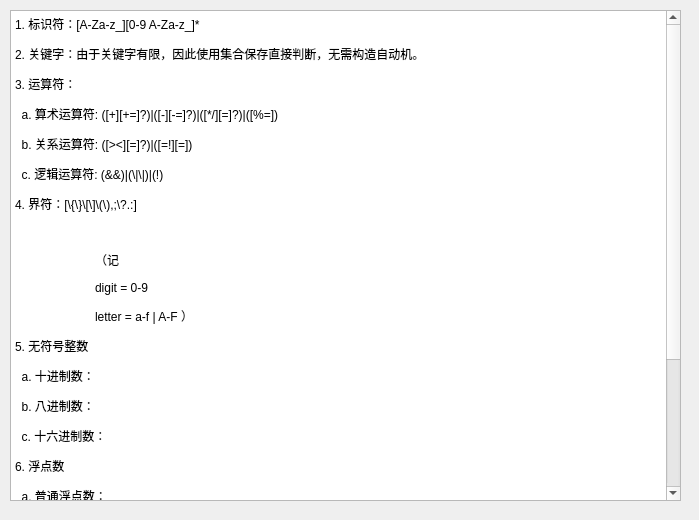
Before: the Qt Designer form UI/LexicalDefinition.ui in Shi-Yupeng/hit-complie-lab, drawn with Qt 5.
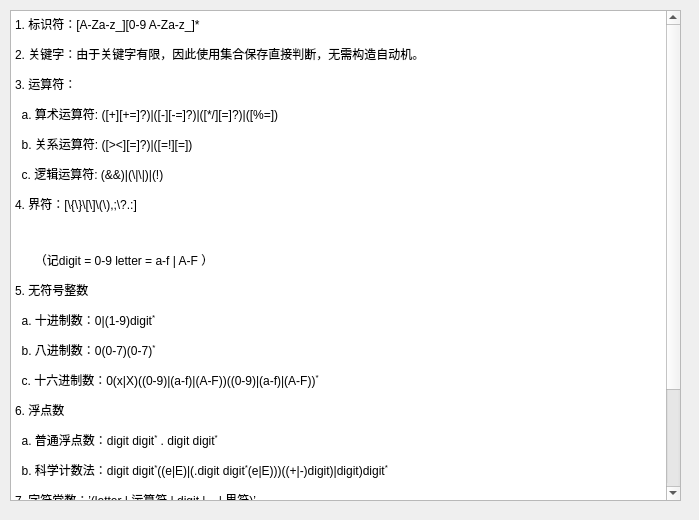
After: the same form once the commit is applied. Icons and pictures are not drawn.

Commit message: 正常显示

The edit to the form file:
```diff
--- a/UI/LexicalDefinition.ui
+++ b/UI/LexicalDefinition.ui
@@ -35,20 +35,18 @@
 &lt;p style=&quot; margin-top:12px; margin-bottom:12px; margin-left:0px; margin-right:0px; -qt-block-indent:0; text-indent:0px;&quot;&gt;  c. &lt;span style=&quot; font-family:'宋体';&quot;&gt;逻辑运算符&lt;/span&gt;: (&amp;amp;&amp;amp;)|(\|\|)|(!) &lt;/p&gt;
 &lt;p style=&quot; margin-top:12px; margin-bottom:12px; margin-left:0px; margin-right:0px; -qt-block-indent:0; text-indent:0px;&quot;&gt;&lt;span style=&quot; font-family:'宋体';&quot;&gt;4. 界符：&lt;/span&gt;[\{\}\[\]\(\),;\?.:] &lt;/p&gt;
 &lt;p style=&quot;-qt-paragraph-type:empty; margin-top:12px; margin-bottom:12px; margin-left:0px; margin-right:0px; -qt-block-indent:0; text-indent:0px;&quot;&gt;&lt;br /&gt;&lt;/p&gt;
-&lt;p style=&quot; margin-top:12px; margin-bottom:12px; margin-left:0px; margin-right:0px; -qt-block-indent:0; text-indent:0px;&quot;&gt;	（记&lt;/p&gt;
-&lt;p style=&quot; margin-top:12px; margin-bottom:12px; margin-left:0px; margin-right:0px; -qt-block-indent:0; text-indent:0px;&quot;&gt;	digit = 0-9 &lt;/p&gt;
-&lt;p style=&quot; margin-top:12px; margin-bottom:12px; margin-left:0px; margin-right:0px; -qt-block-indent:0; text-indent:0px;&quot;&gt;	letter = a-f | A-F ）&lt;/p&gt;
+&lt;p style=&quot; margin-top:12px; margin-bottom:12px; margin-left:0px; margin-right:0px; -qt-block-indent:0; text-indent:0px;&quot;&gt;      （记digit = 0-9 letter = a-f | A-F ）&lt;/p&gt;
 &lt;p style=&quot; margin-top:12px; margin-bottom:12px; margin-left:0px; margin-right:0px; -qt-block-indent:0; text-indent:0px;&quot;&gt;&lt;span style=&quot; font-family:'宋体';&quot;&gt;5. 无符号整数&lt;/span&gt; &lt;/p&gt;
-&lt;p style=&quot; margin-top:12px; margin-bottom:12px; margin-left:0px; margin-right:0px; -qt-block-indent:0; text-indent:0px;&quot;&gt;&lt;span style=&quot; font-family:'宋体';&quot;&gt;  a. 十进制数：&lt;/span&gt;&lt;img src=&quot;file:///C:/Users/龙桑/AppData/Local/Temp/msohtmlclip1/01/clip_image002.gif&quot; width=&quot;100&quot; height=&quot;16&quot; /&gt; &lt;/p&gt;
-&lt;p style=&quot; margin-top:12px; margin-bottom:12px; margin-left:0px; margin-right:0px; -qt-block-indent:0; text-indent:0px;&quot;&gt;&lt;span style=&quot; font-family:'宋体';&quot;&gt;  b. 八进制数：&lt;/span&gt;&lt;img src=&quot;file:///C:/Users/龙桑/AppData/Local/Temp/msohtmlclip1/01/clip_image004.gif&quot; width=&quot;104&quot; height=&quot;16&quot; /&gt; &lt;/p&gt;
-&lt;p style=&quot; margin-top:12px; margin-bottom:12px; margin-left:0px; margin-right:0px; -qt-block-indent:0; text-indent:0px;&quot;&gt;&lt;span style=&quot; font-family:'宋体';&quot;&gt;  c. 十六进制数：&lt;/span&gt;&lt;img src=&quot;file:///C:/Users/龙桑/AppData/Local/Temp/msohtmlclip1/01/clip_image006.gif&quot; width=&quot;359&quot; height=&quot;21&quot; /&gt; &lt;/p&gt;
+&lt;p style=&quot; margin-top:12px; margin-bottom:12px; margin-left:0px; margin-right:0px; -qt-block-indent:0; text-indent:0px;&quot;&gt;&lt;span style=&quot; font-family:'宋体';&quot;&gt;  a. 十进制数：0|(1-9)digit&lt;/span&gt;&lt;span style=&quot; font-family:'宋体'; vertical-align:super;&quot;&gt;*&lt;/span&gt; &lt;/p&gt;
+&lt;p style=&quot; margin-top:12px; margin-bottom:12px; margin-left:0px; margin-right:0px; -qt-block-indent:0; text-indent:0px;&quot;&gt;&lt;span style=&quot; font-family:'宋体';&quot;&gt;  b. 八进制数：0(0-7)(0-7)&lt;/span&gt;&lt;span style=&quot; font-family:'宋体'; vertical-align:super;&quot;&gt;*&lt;/span&gt; &lt;/p&gt;
+&lt;p style=&quot; margin-top:12px; margin-bottom:12px; margin-left:0px; margin-right:0px; -qt-block-indent:0; text-indent:0px;&quot;&gt;&lt;span style=&quot; font-family:'宋体';&quot;&gt;  c. 十六进制数：0(x|X)((0-9)|(a-f)|(A-F))((0-9)|(a-f)|(A-F))&lt;/span&gt;&lt;span style=&quot; font-family:'宋体'; vertical-align:super;&quot;&gt;*&lt;/span&gt;&lt;/p&gt;
 &lt;p style=&quot; margin-top:12px; margin-bottom:12px; margin-left:0px; margin-right:0px; -qt-block-indent:0; text-indent:0px;&quot;&gt;&lt;span style=&quot; font-family:'宋体';&quot;&gt;6. 浮点数&lt;/span&gt; &lt;/p&gt;
-&lt;p style=&quot; margin-top:12px; margin-bottom:12px; margin-left:0px; margin-right:0px; -qt-block-indent:0; text-indent:0px;&quot;&gt;&lt;span style=&quot; font-family:'宋体';&quot;&gt;  a. 普通浮点数：&lt;/span&gt;&lt;img src=&quot;file:///C:/Users/龙桑/AppData/Local/Temp/msohtmlclip1/01/clip_image008.gif&quot; width=&quot;153&quot; height=&quot;16&quot; /&gt; &lt;/p&gt;
-&lt;p style=&quot; margin-top:12px; margin-bottom:12px; margin-left:0px; margin-right:0px; -qt-block-indent:0; text-indent:0px;&quot;&gt;&lt;span style=&quot; font-family:'宋体';&quot;&gt;  b. 科学计数法：&lt;/span&gt;&lt;img src=&quot;file:///C:/Users/龙桑/AppData/Local/Temp/msohtmlclip1/01/clip_image010.gif&quot; width=&quot;420&quot; height=&quot;25&quot; /&gt; &lt;/p&gt;
+&lt;p style=&quot; margin-top:12px; margin-bottom:12px; margin-left:0px; margin-right:0px; -qt-block-indent:0; text-indent:0px;&quot;&gt;&lt;span style=&quot; font-family:'宋体';&quot;&gt;  a. 普通浮点数：digit digit&lt;/span&gt;&lt;span style=&quot; font-family:'宋体'; vertical-align:super;&quot;&gt;*&lt;/span&gt;&lt;span style=&quot; font-family:'宋体';&quot;&gt; . digit digit&lt;/span&gt;&lt;span style=&quot; font-family:'宋体'; vertical-align:super;&quot;&gt;*&lt;/span&gt;&lt;/p&gt;
+&lt;p style=&quot; margin-top:12px; margin-bottom:12px; margin-left:0px; margin-right:0px; -qt-block-indent:0; text-indent:0px;&quot;&gt;&lt;span style=&quot; font-family:'宋体';&quot;&gt;  b. 科学计数法：digit digit&lt;/span&gt;&lt;span style=&quot; font-family:'宋体'; vertical-align:super;&quot;&gt;*&lt;/span&gt;&lt;span style=&quot; font-family:'宋体';&quot;&gt;((e|E)|(.digit digit&lt;/span&gt;&lt;span style=&quot; font-family:'宋体'; vertical-align:super;&quot;&gt;*&lt;/span&gt;&lt;span style=&quot; font-family:'宋体';&quot;&gt;(e|E)))((+|-)digit)|digit)digit&lt;/span&gt;&lt;span style=&quot; font-family:'宋体'; vertical-align:super;&quot;&gt;*&lt;/span&gt;&lt;/p&gt;
 &lt;p style=&quot; margin-top:12px; margin-bottom:12px; margin-left:0px; margin-right:0px; -qt-block-indent:0; text-indent:0px;&quot;&gt;&lt;span style=&quot; font-family:'宋体';&quot;&gt;7. 字符常数：&lt;/span&gt;’(letter | &lt;span style=&quot; font-family:'宋体';&quot;&gt;运算符&lt;/span&gt; | digit | _ | &lt;span style=&quot; font-family:'宋体';&quot;&gt;界符&lt;/span&gt;)’ &lt;/p&gt;
 &lt;p style=&quot; margin-top:12px; margin-bottom:12px; margin-left:0px; margin-right:0px; -qt-block-indent:0; text-indent:0px;&quot;&gt;&lt;span style=&quot; font-family:'宋体';&quot;&gt;8. 字符串常数：&lt;/span&gt;”(letter | digit | _ | &lt;span style=&quot; font-family:'宋体';&quot;&gt;运算符&lt;/span&gt; | &lt;span style=&quot; font-family:'宋体';&quot;&gt;界符&lt;/span&gt;)” &lt;/p&gt;
 &lt;p style=&quot; margin-top:12px; margin-bottom:12px; margin-left:0px; margin-right:0px; -qt-block-indent:0; text-indent:0px;&quot;&gt;&lt;span style=&quot; font-family:'宋体';&quot;&gt;      （记&lt;/span&gt;a&lt;span style=&quot; font-family:'宋体';&quot;&gt;为&lt;/span&gt;*&lt;span style=&quot; font-family:'宋体';&quot;&gt;以外的字符，&lt;/span&gt;b&lt;span style=&quot; font-family:'宋体';&quot;&gt;为&lt;/span&gt;/&lt;span style=&quot; font-family:'宋体';&quot;&gt;以外的字符&lt;/span&gt; ）&lt;/p&gt;
-&lt;p style=&quot; margin-top:12px; margin-bottom:12px; margin-left:0px; margin-right:0px; -qt-block-indent:0; text-indent:0px;&quot;&gt;&lt;span style=&quot; font-family:'宋体';&quot;&gt;9. 注释：&lt;/span&gt;&lt;img src=&quot;file:///C:/Users/龙桑/AppData/Local/Temp/msohtmlclip1/01/clip_image012.gif&quot; width=&quot;125&quot; height=&quot;16&quot; /&gt; &lt;/p&gt;
+&lt;p style=&quot; margin-top:12px; margin-bottom:12px; margin-left:0px; margin-right:0px; -qt-block-indent:0; text-indent:0px;&quot;&gt;&lt;span style=&quot; font-family:'宋体';&quot;&gt;9. 注释：/* a&lt;/span&gt;&lt;span style=&quot; font-family:'宋体'; vertical-align:super;&quot;&gt;* &lt;/span&gt;&lt;span style=&quot; font-family:'宋体';&quot;&gt;*(*&lt;/span&gt;&lt;span style=&quot; font-family:'宋体'; vertical-align:super;&quot;&gt;*&lt;/span&gt;&lt;span style=&quot; font-family:'宋体';&quot;&gt;|(b*)&lt;/span&gt;&lt;span style=&quot; font-family:'宋体'; vertical-align:super;&quot;&gt;*&lt;/span&gt;&lt;span style=&quot; font-family:'宋体';&quot;&gt;)&lt;/span&gt;&lt;span style=&quot; font-family:'宋体'; vertical-align:super;&quot;&gt;*&lt;/span&gt;&lt;span style=&quot; font-family:'宋体';&quot;&gt; / &lt;/span&gt;&lt;/p&gt;
 &lt;p style=&quot;-qt-paragraph-type:empty; margin-top:12px; margin-bottom:12px; margin-left:0px; margin-right:0px; -qt-block-indent:0; text-indent:0px;&quot;&gt;&lt;br /&gt;&lt;/p&gt;&lt;/body&gt;&lt;/html&gt;</string>
    </property>
   </widget>
```
The commit also changes 1 other file.
